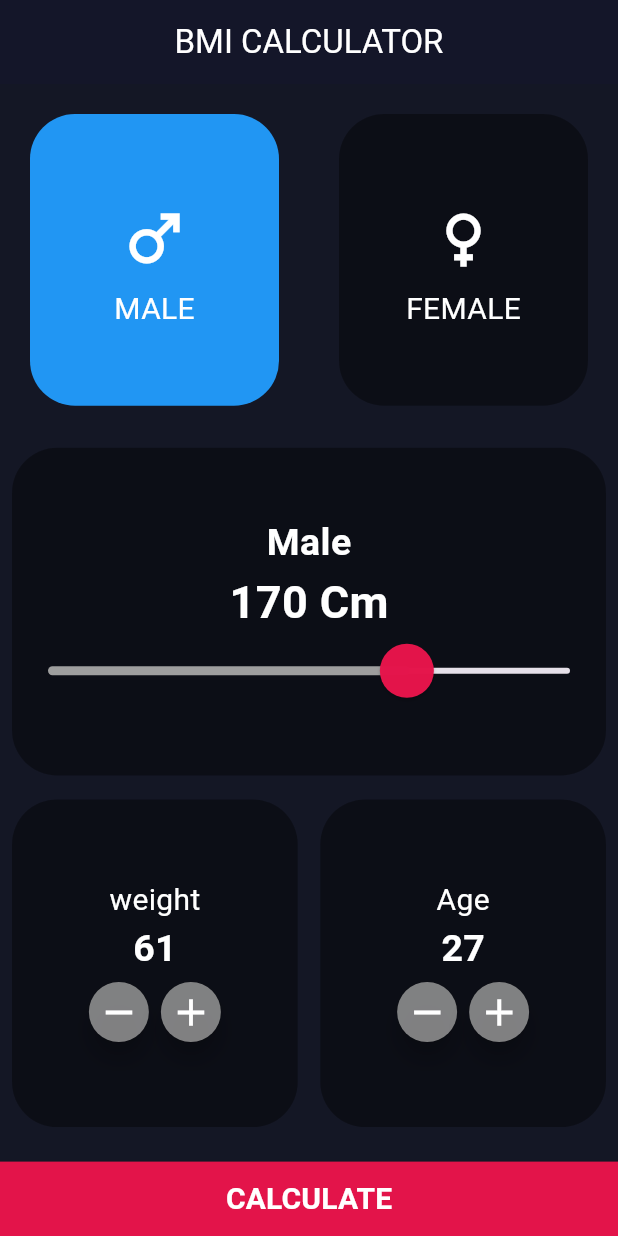
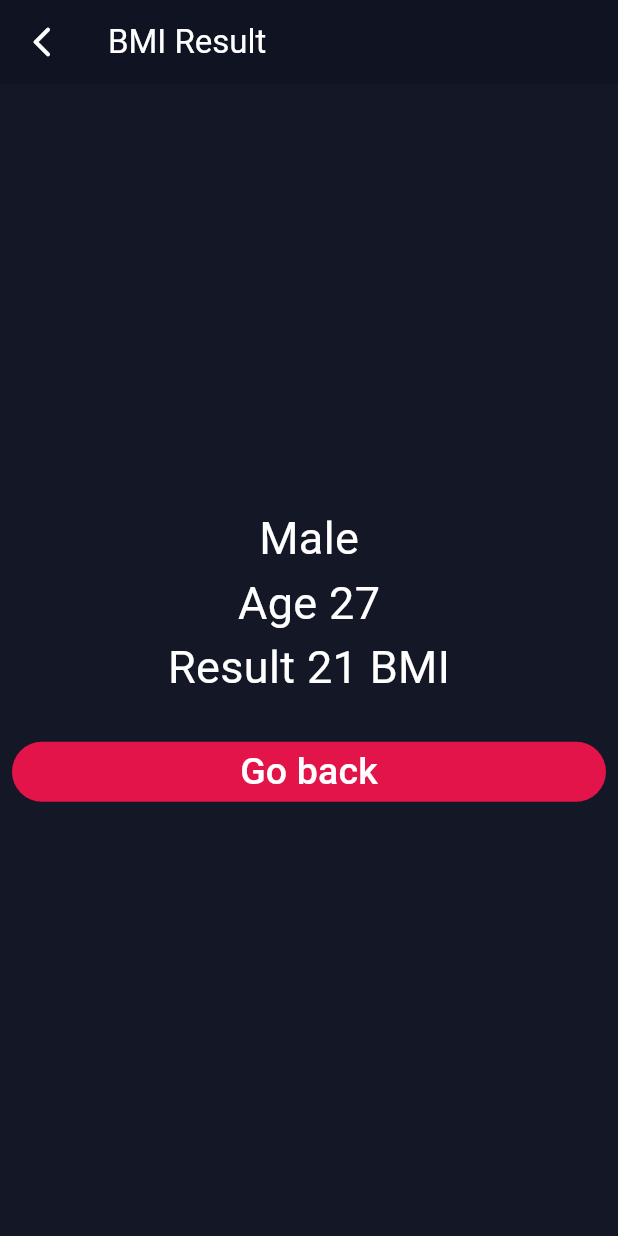
Before and after one commit to hhomar2013/Flutter_with_AMIT, a Flutter app: the bmiCalculator screen opened directly, after a tap on the "add" icon, after a tap on "CALCULATE", on a phone screen of 412 x 824 dp. Run offline on Flutter 3.47's test engine with Material 3 defaults, Android fonts, the phone set to English and light mode, and no system bars; network calls fail.

Commit message:
Session 15 06-12-2023

```diff
--- a/lib/bmi.dart
+++ b/lib/layout/bmi.dart
@@ -1,4 +1,7 @@
+import 'dart:math';
 import 'package:flutter/material.dart';
+import 'package:mtg/shared/components/components.dart';
+import '../modules/bmi/bmi_result.dart';
 class bmiCalculator extends StatefulWidget {
   const bmiCalculator({super.key});
   @override
@@ -20,6 +23,14 @@ class _bmiCalculatorState extends State<bmiCalculator> {
       backgroundColor: Color(0xffb101322),
       appBar: AppBar(
         backgroundColor: Color(0xffb101322),
+        leading: IconButton(
+          icon: Icon(Icons.arrow_back_ios_new_rounded),
+          color: Colors.white,
+          onPressed: () {
+            Navigator.pop(context);
+          },
+        ),
+
         elevation: 1,
         title: Center(
             child: Text('BMI CALCULATOR',
@@ -159,7 +170,8 @@ class _bmiCalculatorState extends State<bmiCalculator> {
                     ],
                   ),
                 ),
-              )),// Navigation
+              )
+          ),// Navigation
           // SizedBox(height: 10,),
           Expanded(
             child: Padding(
@@ -308,7 +320,10 @@ class _bmiCalculatorState extends State<bmiCalculator> {
                 child: Padding(
                   padding: const EdgeInsets.all(0.8),
                   child: TextButton(onPressed: (){
-                    print('Calculated');
+                    double result = weight / pow(height/100,2) ;
+                    Navigator.push(context,
+                    MaterialPageRoute(builder: (context)=> bmiResultScreen(age: age, result: result.round(), isMale: isMale))
+                    );
                   },
                     child: Text('CALCULATE',
                       style: TextStyle(
--- a/lib/login_screen.dart
+++ b/lib/login_screen.dart
@@ -5,7 +5,12 @@ class LoginScreen extends StatelessWidget {
   Widget build(BuildContext context) {
     return Scaffold(
       appBar: AppBar(
-
+        leading: IconButton(icon:
+        Icon(Icons.arrow_back_ios_new_rounded),
+          onPressed: (){
+            Navigator.pop(context);
+          },
+        ),
         backgroundColor: Colors.white,
         elevation: 0,
         titleSpacing: 20,
--- /dev/null
+++ b/lib/modules/bmi/bmi_result.dart
@@ -0,0 +1,88 @@
+import 'package:flutter/material.dart';
+import 'package:mtg/shared/components/components.dart';
+
+class bmiResultScreen extends StatelessWidget {
+
+   bool isMale = true;
+   int result = 0;
+   int age = 0;
+
+   bmiResultScreen({
+    Key? key,
+    required this.age,
+    required this.result,
+    required this.isMale,
+    }) : super(key: key);
+
+  @override
+  Widget build(BuildContext context) {
+    return Scaffold(
+      backgroundColor: Color(0xffb101322),
+      appBar: AppBar(
+        backgroundColor: Color(0xffb101322),
+        title: Text('BMI Result',
+          style: TextStyle(
+            color: Colors.white,
+          ),
+        ),
+        leading: IconButton(
+          icon: Icon(Icons.arrow_back_ios_new_rounded),
+          color: Colors.white,
+          onPressed: () {
+            Navigator.pop(context);
+          },
+        ),
+      ),
+      body: Center(
+        child: Column(
+          mainAxisAlignment: MainAxisAlignment.center,
+          children: [
+            Container (
+              child: Column(
+                children: [
+                  isMale ? Text('Male' ,
+                    style: TextStyle(
+                        color: Colors.white,
+                        fontSize: 30
+                    ),
+                  ) : Text('Female',
+                    style: TextStyle(
+                        color: Colors.white,
+                        fontSize: 30
+                    ),
+                  ),
+                  Text('Age ${age}',
+                    style: TextStyle(
+                      color: Colors.white,
+                      fontSize: 30
+                    ),
+                  ),
+                  Text('Result $result BMI',
+                    style: TextStyle(
+                    color: Colors.white,
+                        fontSize: 30
+                  ),
+                  ),
+                SizedBox(height: 20,),
+                  Padding(
+                    padding: const EdgeInsets.all(8.0),
+                    child: defaultButton(
+                    text: 'Go back',
+                      backGround: Color(0xffbe6144b),
+                      isUpperCase: false,
+                      radius: 25,
+                      height: 40,
+                      function: () {
+                      Navigator.pop(context);
+                      },
+                    ),
+                  ),
+                ],
+              ),
+            ),
+          ],
+        ),
+      ),
+    );
+  }
+}
--- /dev/null
+++ b/lib/shared/components/components.dart
@@ -0,0 +1,38 @@
+import 'package:flutter/material.dart';
+Widget defaultButton({
+  double width = double.maxFinite,
+  double height = 50,
+  double radius = 10,
+  Color backGround = Colors.brown,
+  required Function function,
+  required String text,
+  bool  isUpperCase = false,
+}) => Container(
+    width: width,
+    height: height,
+    decoration: BoxDecoration(
+      color: backGround,
+      borderRadius: BorderRadius.circular(radius),
+    ),
+  child: MaterialButton(
+    onPressed: (){
+      function ();
+    },
+    child: Text(
+        isUpperCase ? text.toUpperCase() : text,
+        style: TextStyle(
+          fontSize: 25,
+          color: Colors.white,
+        ),
+  ) ,
+));
+
+
+Widget _IconButton({
+  Color color = Colors.white,
+  required Function function,
+}) => IconButton(
+icon: Icon(Icons.arrow_back_ios_new_rounded),
+  color: color,
+  onPressed: () { function (); },
+);
```
Also changed, not shown: lib/layout/Home.dart (renamed from lib/Home.dart, +7 -2 lines), lib/layout/routs.dart (added, +55 -0 lines), lib/layout/to_do_list.dart (added, +57 -0 lines), lib/main.dart (+6 -3 lines), lib/modules/toDoList/archiveTasks.dart (added, +18 -0 lines), lib/modules/toDoList/doneTasks.dart (added, +18 -0 lines), lib/modules/toDoList/tasks.dart (added, +18 -0 lines), lib/shared/components/constant.dart (added, +21 -0 lines), lib/shared/style/color.dart (added).
